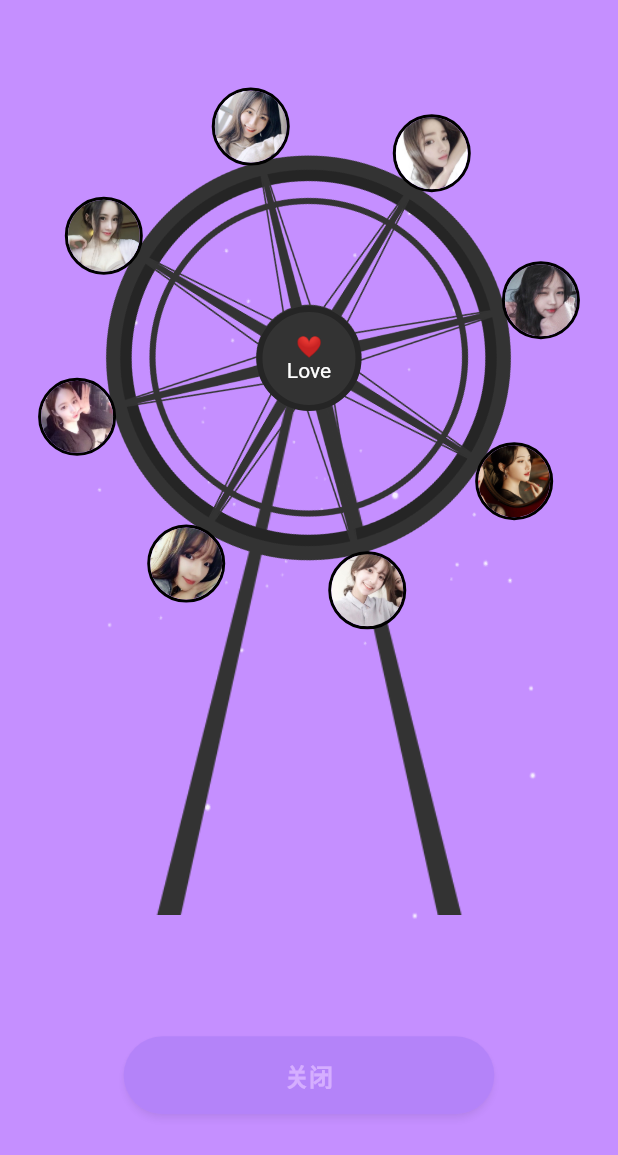
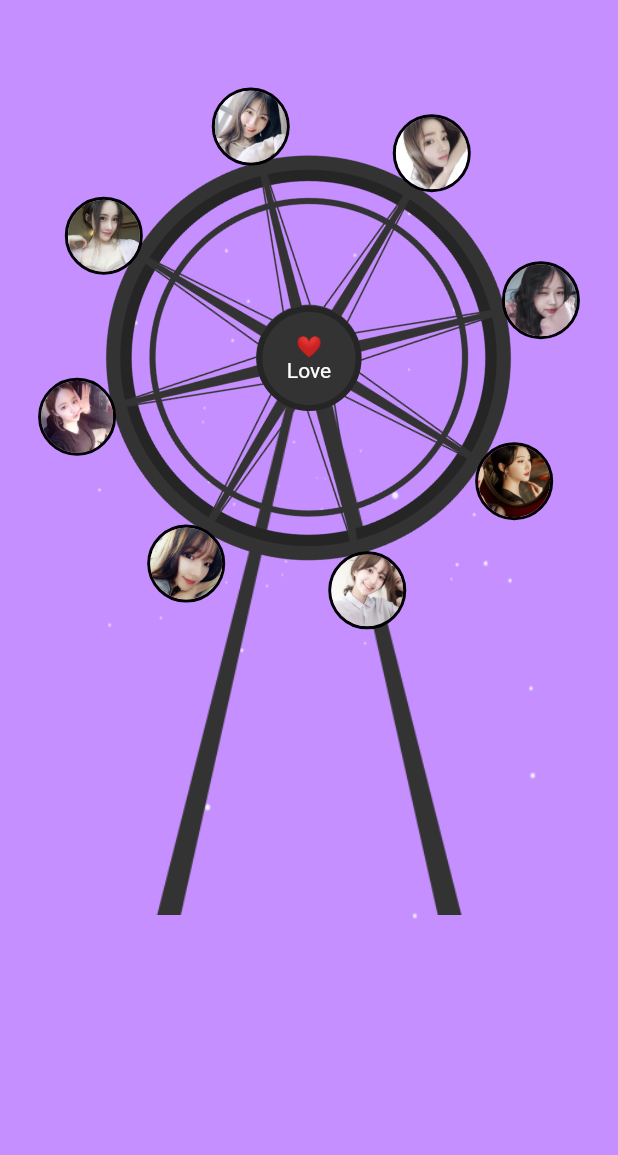
Before and after one commit to Wing-Li/flutter_animation_collection, a Flutter app: the screen it shows after launch, after a tap on "摩天轮转盘", on a phone screen of 412 x 824 dp. Shown: the top 1155 px of the screen. Run offline on Flutter 3.47's test engine with Material 2 defaults, Android fonts, the phone set to English and light mode, and no system bars; missing offline and left inert: flutter_appears_randomly.

Commit message:
优化关闭按钮

```diff
--- a/lib/page/base_state.dart
+++ b/lib/page/base_state.dart
@@ -1,6 +1,43 @@
 import 'package:flutter/material.dart';
+import 'package:flutter_animation_collection/utils/my_utils.dart';
 
 abstract class BaseState<T extends StatefulWidget> extends State<T> with WidgetsBindingObserver {
+  double _closeButtonOpacity = 0.0;
+  int _startMilliseconds = 2000;
+
+  @override
+  void initState() {
+    super.initState();
+
+    if (_closeButtonOpacity != -1) Future.delayed(Duration(milliseconds: _startMilliseconds), _setCloseButtonOpacity);
+  }
+
+  initCloseButton(bool isOpen, int _startMilliseconds) {
+    _closeButtonOpacity = isOpen ? 0.0 : -1;
+    _startMilliseconds = _startMilliseconds;
+  }
+
+  _setCloseButtonOpacity() {
+    setState(() {
+      _closeButtonOpacity = 0.7;
+    });
+  }
+
+  Widget MyCloseButton() {
+    return FractionallySizedBox(
+      widthFactor: 0.6,
+      child: AnimatedOpacity(
+        opacity: _closeButtonOpacity,
+        duration: Duration(milliseconds: 1500),
+        child: RoundButton(
+          "关闭",
+          () => MyUtils.popPage(context),
+          backgroundColor: Color(0xFF8C66EB),
+          textColor: Colors.white,
+        ),
+      ),
+    );
+  }
 
   // =================================== ↓ 常用自定义组件 ↓ ==========================================
 
--- a/lib/page/ferriswheel/ferris_wheel_page.dart
+++ b/lib/page/ferriswheel/ferris_wheel_page.dart
@@ -10,23 +10,15 @@ class FerrisWheelPage extends StatefulWidget {
 }
 
 class _FerrisWheelPageState extends BaseState<FerrisWheelPage> {
-  double _closeButtonOpacity = 0.0;
-
   List<String> list = [];
 
   @override
   void initState() {
+    initCloseButton(true, 500);
+
     super.initState();
 
-    Future.delayed(Duration(milliseconds: 500), _setCloseButtonOpacity);
-
     list = List.generate(30, (index) => "img$index");
-  }
-
-  _setCloseButtonOpacity() {
-    setState(() {
-      _closeButtonOpacity = 0.7;
-    });
   }
 
   @override
@@ -44,7 +36,7 @@ class _FerrisWheelPageState extends BaseState<FerrisWheelPage> {
             Expanded(
               flex: 4,
               child: Center(
-                child: _closeButton(),
+                child: MyCloseButton(),
               ),
             ),
           ],
@@ -122,20 +114,4 @@ class _FerrisWheelPageState extends BaseState<FerrisWheelPage> {
       ),
     );
   }
-
-  _closeButton() {
-    return FractionallySizedBox(
-      widthFactor: 0.6,
-      child: AnimatedOpacity(
-        opacity: _closeButtonOpacity,
-        duration: Duration(milliseconds: 1500),
-        child: RoundButton(
-          "关闭",
-          () => MyUtils.popPage(context),
-          backgroundColor: Color(0xFF8C66EB),
-          textColor: Colors.white,
-        ),
-      ),
-    );
-  }
 }
```
Also changed, not shown: lib/page/appears/appears_randomly_page.dart (+4 -29 lines), lib/page/barrage/barrage_page.dart (+3 -28 lines), res/20891622539296_.pic.jpg (added).
